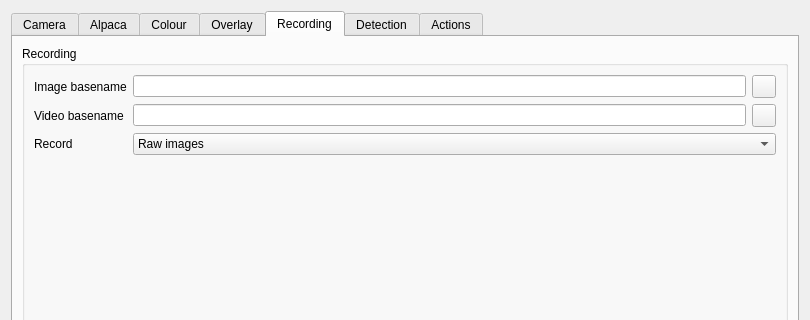
Above: plugins/feature/camera/camerasettingsdialog.ui from srcejon/sdrangel before the change; both pictures show x 0 to 810 and y 0 to 320 of the 810 by 738 pixel window. Below: the same form after it.
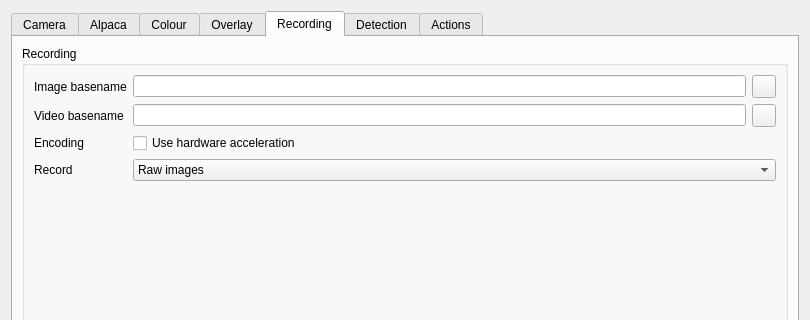
That is the form after the change. The open tabs and pages were chosen to show the change. Icons and pictures are not drawn.

Commit message: Add hardware-accelerated video encoding option

Patch:
```diff
--- a/plugins/feature/camera/camerasettingsdialog.ui
+++ b/plugins/feature/camera/camerasettingsdialog.ui
@@ -2001,13 +2001,30 @@
            </layout>
           </item>
           <item row="2" column="0">
+           <widget class="QLabel" name="videoHwAccelerationLabel">
+            <property name="text">
+             <string>Encoding</string>
+            </property>
+           </widget>
+          </item>
+          <item row="2" column="1">
+           <widget class="QCheckBox" name="videoHwAccelerationCheck">
+            <property name="toolTip">
+             <string>Prefer hardware-accelerated video encoding when supported by the backend</string>
+            </property>
+            <property name="text">
+             <string>Use hardware acceleration</string>
+            </property>
+           </widget>
+          </item>
+          <item row="3" column="0">
            <widget class="QLabel" name="videoPostProcessLabel">
             <property name="text">
              <string>Record</string>
             </property>
            </widget>
           </item>
-          <item row="2" column="1">
+          <item row="3" column="1">
            <widget class="QComboBox" name="videoPostProcessCombo">
             <property name="toolTip">
              <string>Select whether pre (raw) or post processed images should be recorded</string>
```
The commit also changes 5 other files.
